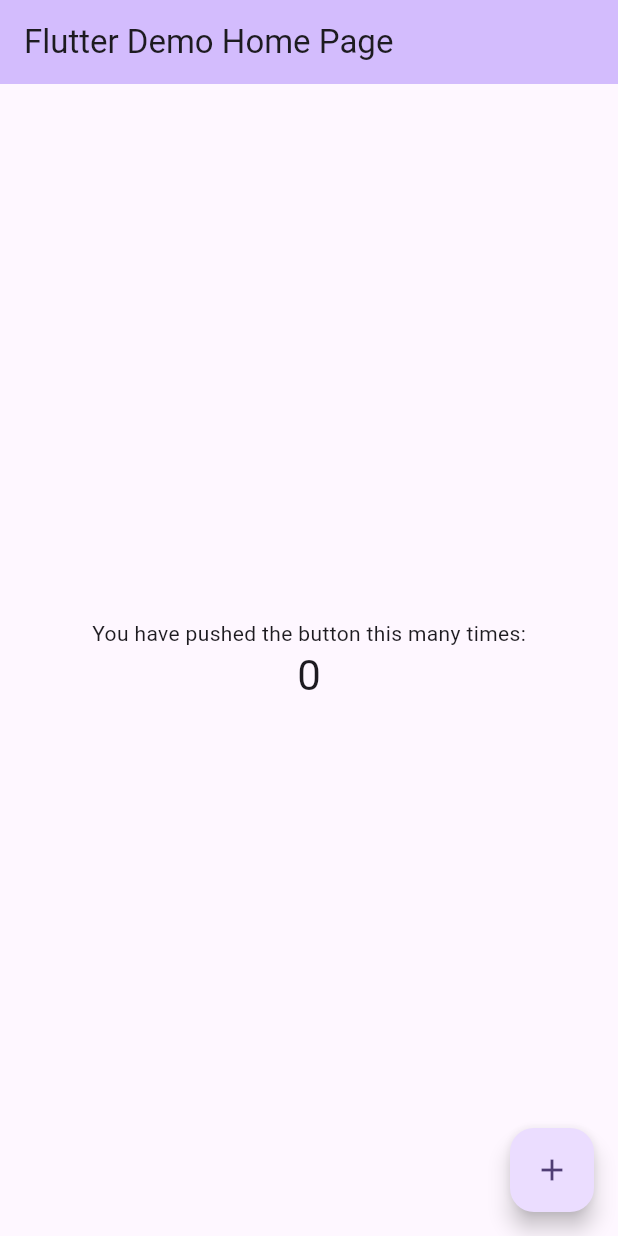
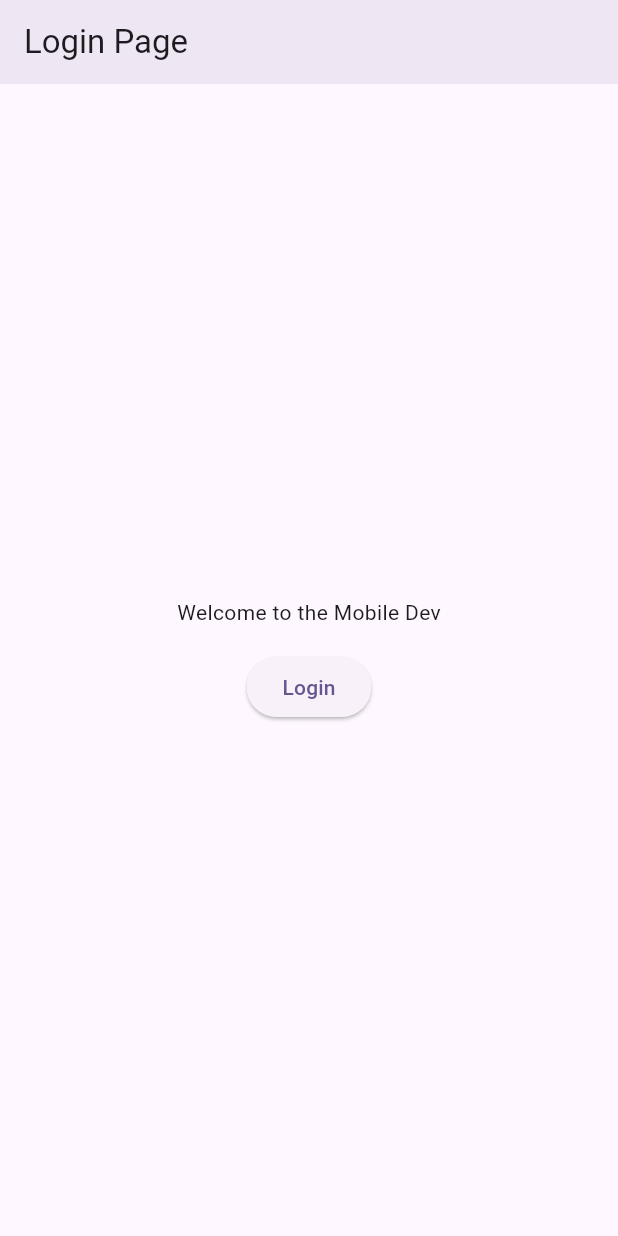
Before and after one commit to Avrians/S6_MD2_block_auth_sample, a Flutter app: the screen it shows after launch, on a phone screen of 412 x 824 dp. Run offline on Flutter 3.47's test engine with Material 3 defaults, Android fonts, the phone set to English and light mode, and no system bars; our stand-ins replace flutter_bloc.

Commit message:
[av][add][update]

```diff
--- a/lib/auth_bloc/auth_block.dart
+++ b/lib/auth_bloc/auth_block.dart
@@ -15,6 +15,5 @@ class AuthBloc extends Bloc<AuthEvent, AuthState> {
       await Future.delayed(Duration(seconds: 5));
       emit(AuthInitial());
     });
-
-  };
+  }
 }
--- a/lib/auth_bloc/auth_state.dart
+++ b/lib/auth_bloc/auth_state.dart
@@ -1,16 +1,18 @@
-abstract class AuthEvent{}
+abstract class AuthState{}
 
-class AuthInitial extends AuthEvent {}
+class AuthInitial extends AuthState {}
 
-class AuthLoading extends AuthEvent {}
+class AuthLoading extends AuthState {}
 
-class AuthSuccess extends AuthEvent {
+class AuthSuccess extends AuthState {
   final String name;
 
-  AuthSuccess({required this.name});
+  AuthSuccess({
+    required this.name
+    });
 }
 
-class AuthError extends AuthEvent {
+class AuthError extends AuthState {
   final String message;
 
   AuthError({required this.message});
--- a/lib/main.dart
+++ b/lib/main.dart
@@ -1,4 +1,11 @@
+import 'package:block_auth_sample/auth_bloc/auth_state.dart';
 import 'package:flutter/material.dart';
+import 'package:flutter_bloc/flutter_bloc.dart';
+
+import 'pages/home_page.dart';
+import 'pages/login_page.dart';
+import 'auth_bloc/auth_block.dart';
+import 'auth_bloc/auth_event.dart';
 
 void main() {
   runApp(const MyApp());
@@ -7,119 +14,34 @@
 class MyApp extends StatelessWidget {
   const MyApp({super.key});
 
-  // This widget is the root of your application.
   @override
   Widget build(BuildContext context) {
-    return MaterialApp(
-      title: 'Flutter Demo',
-      theme: ThemeData(
-        // This is the theme of your application.
-        //
-        // TRY THIS: Try running your application with "flutter run". You'll see
-        // the application has a purple toolbar. Then, without quitting the app,
-        // try changing the seedColor in the colorScheme below to Colors.green
-        // and then invoke "hot reload" (save your changes or press the "hot
-        // reload" button in a Flutter-supported IDE, or press "r" if you used
-        // the command line to start the app).
-        //
-        // Notice that the counter didn't reset back to zero; the application
-        // state is not lost during the reload. To reset the state, use hot
-        // restart instead.
-        //
-        // This works for code too, not just values: Most code changes can be
-        // tested with just a hot reload.
-        colorScheme: ColorScheme.fromSeed(seedColor: Colors.deepPurple),
-        useMaterial3: true,
-      ),
-      home: const MyHomePage(title: 'Flutter Demo Home Page'),
+    return BlocProvider(
+      create: (context) => AuthBloc(),
+      child: MaterialApp(
+        title: 'Flutter Demo',
+        theme: ThemeData(
+          colorScheme: ColorScheme.fromSeed(
+            seedColor: Colors.deepPurple
+          ),
+          useMaterial3: true,
+        ),
+        home: BlocBuilder<AuthBloc, AuthState>(
+          builder: (context, state) {
+            if (state is AuthLoading) {
+              return const Scaffold(
+                body: Center(
+                  child: CircularProgressIndicator(),
+                ),
+              );
+            }
+            if (state is AuthSuccess) {
+              return const HomePage();
+            }
+            return const LoginPage();
+          },
+        ),
+      )
     );
   }
 }
-
-class MyHomePage extends StatefulWidget {
-  const MyHomePage({super.key, required this.title});
-
-  // This widget is the home page of your application. It is stateful, meaning
-  // that it has a State object (defined below) that contains fields that affect
-  // how it looks.
-
-  // This class is the configuration for the state. It holds the values (in this
-  // case the title) provided by the parent (in this case the App widget) and
-  // used by the build method of the State. Fields in a Widget subclass are
-  // always marked "final".
-
-  final String title;
-
-  @override
-  State<MyHomePage> createState() => _MyHomePageState();
-}
-
-class _MyHomePageState extends State<MyHomePage> {
-  int _counter = 0;
-
-  void _incrementCounter() {
-    setState(() {
-      // This call to setState tells the Flutter framework that something has
-      // changed in this State, which causes it to rerun the build method below
-      // so that the display can reflect the updated values. If we changed
-      // _counter without calling setState(), then the build method would not be
-      // called again, and so nothing would appear to happen.
-      _counter++;
-    });
-  }
-
-  @override
-  Widget build(BuildContext context) {
-    // This method is rerun every time setState is called, for instance as done
-    // by the _incrementCounter method above.
-    //
-    // The Flutter framework has been optimized to make rerunning build methods
-    // fast, so that you can just rebuild anything that needs updating rather
-    // than having to individually change instances of widgets.
-    return Scaffold(
-      appBar: AppBar(
-        // TRY THIS: Try changing the color here to a specific color (to
-        // Colors.amber, perhaps?) and trigger a hot reload to see the AppBar
-        // change color while the other colors stay the same.
-        backgroundColor: Theme.of(context).colorScheme.inversePrimary,
-        // Here we take the value from the MyHomePage object that was created by
-        // the App.build method, and use it to set our appbar title.
-        title: Text(widget.title),
-      ),
-      body: Center(
-        // Center is a layout widget. It takes a single child and positions it
-        // in the middle of the parent.
-        child: Column(
-          // Column is also a layout widget. It takes a list of children and
-          // arranges them vertically. By default, it sizes itself to fit its
-          // children horizontally, and tries to be as tall as its parent.
-          //
-          // Column has various properties to control how it sizes itself and
-          // how it positions its children. Here we use mainAxisAlignment to
-          // center the children vertically; the main axis here is the vertical
-          // axis because Columns are vertical (the cross axis would be
-          // horizontal).
-          //
-          // TRY THIS: Invoke "debug painting" (choose the "Toggle Debug Paint"
-          // action in the IDE, or press "p" in the console), to see the
-          // wireframe for each widget.
-          mainAxisAlignment: MainAxisAlignment.center,
-          children: <Widget>[
-            const Text(
-              'You have pushed the button this many times:',
-            ),
-            Text(
-              '$_counter',
-              style: Theme.of(context).textTheme.headlineMedium,
-            ),
-          ],
-        ),
-      ),
-      floatingActionButton: FloatingActionButton(
-        onPressed: _incrementCounter,
-        tooltip: 'Increment',
-        child: const Icon(Icons.add),
-      ), // This trailing comma makes auto-formatting nicer for build methods.
-    );
-  }
-}
--- /dev/null
+++ b/lib/pages/login_page.dart
@@ -0,0 +1,39 @@
+import 'package:flutter/material.dart';
+import 'package:flutter_bloc/flutter_bloc.dart';
+import 'package:block_auth_sample/auth_bloc/auth_event.dart';
+import 'package:block_auth_sample/auth_bloc/auth_state.dart';
+
+import '../auth_bloc/auth_block.dart';
+
+class LoginPage extends StatelessWidget {
+  const LoginPage({super.key});
+
+  @override
+  Widget build(BuildContext context) {
+    return Scaffold(
+      appBar: AppBar(
+        title: Text('Login Page'),
+        elevation: 5,
+      ),
+      body: Center(
+        child: Column(
+          mainAxisAlignment: MainAxisAlignment.center,
+          children: [
+            const Center(
+              child: Text('Welcome to the Mobile Dev'),
+            ),
+            const SizedBox(
+              height: 16,
+            ),
+            ElevatedButton(
+              onPressed:(){
+                context.read<AuthBloc>().add(LoginEvent());
+              },
+              child: const Text('Login'),
+              )
+          ],
+        ),
+      ),
+    );
+  }
+}
```
Also changed, not shown: config.json (added, +12 -0 lines), lib/pages/home_page.dart (added, +49 -0 lines).
